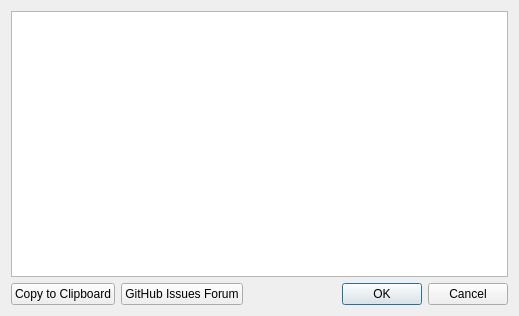
First picture: the form in ui/error_dialog.ui, repository FruitfulApproach/PyQtToCpp, before the edit.
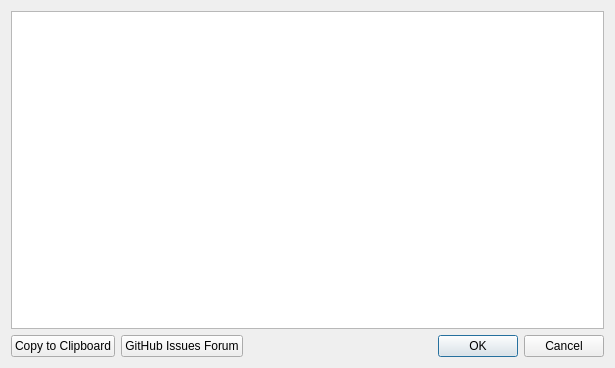
Second picture: the form after the edit.

Diff of the .ui file:
```diff
--- a/ui/error_dialog.ui
+++ b/ui/error_dialog.ui
@@ -6,8 +6,8 @@
    <rect>
     <x>0</x>
     <y>0</y>
-    <width>519</width>
-    <height>316</height>
+    <width>615</width>
+    <height>368</height>
    </rect>
   </property>
   <property name="windowTitle">
```
